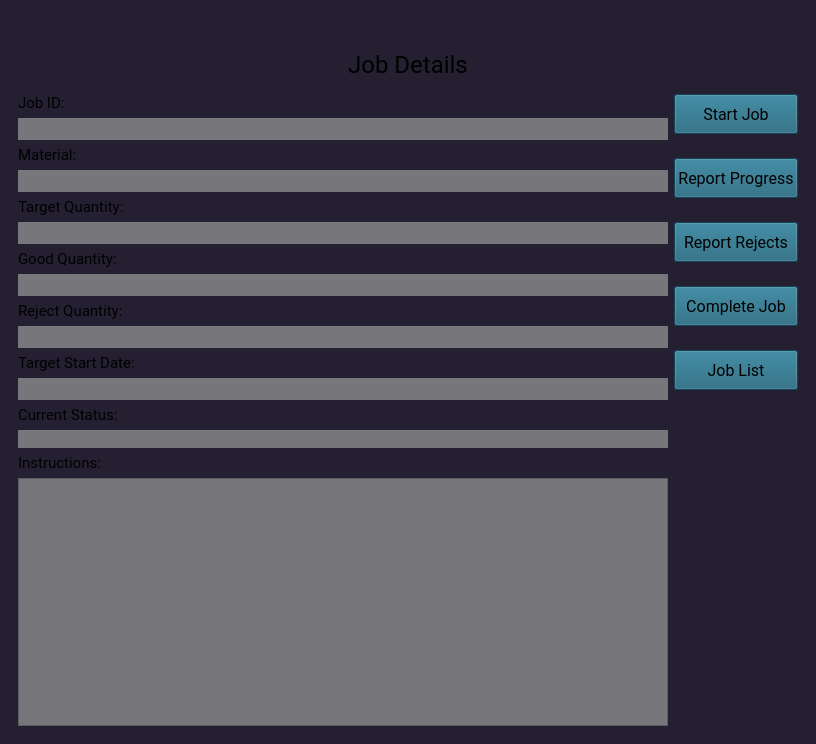
Before: the Qt Designer form src/indusmes/home/home.ui in navneet-indusworks/indusmes, drawn with Qt 5.
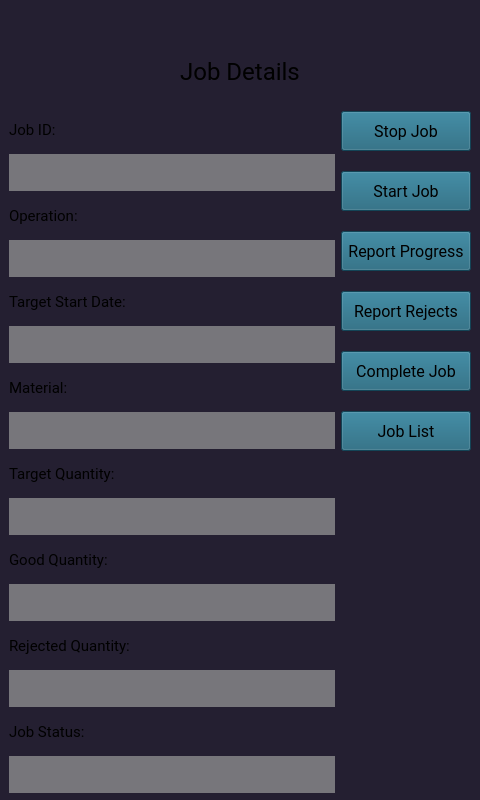
After: the same form once the commit is applied. Icons and pictures are not drawn.

Patch:
```diff
--- a/src/indusmes/home/home.ui
+++ b/src/indusmes/home/home.ui
@@ -9,14 +9,14 @@
    <rect>
     <x>0</x>
     <y>0</y>
-    <width>816</width>
-    <height>744</height>
+    <width>480</width>
+    <height>800</height>
    </rect>
   </property>
   <property name="minimumSize">
    <size>
     <width>480</width>
-    <height>640</height>
+    <height>800</height>
    </size>
   </property>
   <property name="maximumSize">
@@ -516,7 +516,7 @@
    <property name="minimumSize">
     <size>
      <width>480</width>
-     <height>640</height>
+     <height>800</height>
     </size>
    </property>
    <property name="maximumSize">
@@ -686,7 +686,7 @@
       <property name="minimumSize">
        <size>
         <width>480</width>
-        <height>600</height>
+        <height>800</height>
        </size>
       </property>
       <property name="maximumSize">
@@ -721,7 +721,7 @@
        <property name="minimumSize">
         <size>
          <width>480</width>
-         <height>600</height>
+         <height>800</height>
         </size>
        </property>
        <property name="maximumSize">
@@ -1036,8 +1036,8 @@
             <rect>
              <x>0</x>
              <y>0</y>
-             <width>814</width>
-             <height>625</height>
+             <width>478</width>
+             <height>722</height>
             </rect>
            </property>
            <property name="styleSheet">
@@ -1062,6 +1062,21 @@
         </size>
        </property>
        <layout class="QVBoxLayout" name="verticalLayout_5">
+        <property name="spacing">
+         <number>0</number>
+        </property>
+        <property name="leftMargin">
+         <number>0</number>
+        </property>
+        <property name="topMargin">
+         <number>0</number>
+        </property>
+        <property name="rightMargin">
+         <number>0</number>
+        </property>
+        <property name="bottomMargin">
+         <number>20</number>
+        </property>
         <item>
          <widget class="QLabel" name="job_details_label">
           <property name="minimumSize">
@@ -1093,19 +1108,39 @@
         </item>
         <item>
          <widget class="QWidget" name="job_details_area" native="true">
+          <property name="minimumSize">
+           <size>
+            <width>0</width>
+            <height>700</height>
+           </size>
+          </property>
+          <property name="maximumSize">
+           <size>
+            <width>16777215</width>
+            <height>700</height>
+           </size>
+          </property>
           <property name="font">
            <font>
             <pointsize>14</pointsize>
            </font>
           </property>
+          <layout class="QHBoxLayout" name="horizontalLayout_3">
+           <property name="bottomMargin">
+            <number>9</number>
+           </property>
+           <item>
           <layout class="QHBoxLayout" name="horizontalLayout_2">
            <item>
-            <layout class="QVBoxLayout" name="job_info_layout" stretch="0,0,0,0,0,0,0,0,0,0,0,0,0,0,0,1">
-             <property name="leftMargin">
-              <number>0</number>
-             </property>
+              <layout class="QVBoxLayout" name="verticalLayout_6">
              <item>
               <widget class="QLabel" name="job_id_label">
+                 <property name="minimumSize">
+                  <size>
+                   <width>320</width>
+                   <height>30</height>
+                  </size>
+                 </property>
                <property name="font">
                 <font>
                  <family>Roboto</family>
@@ -1121,8 +1156,94 @@
               <widget class="QLabel" name="job_id_text">
                <property name="minimumSize">
                 <size>
-                 <width>0</width>
-                 <height>16</height>
+                   <width>320</width>
+                   <height>30</height>
+                  </size>
+                 </property>
+                 <property name="font">
+                  <font>
+                   <pointsize>14</pointsize>
+                  </font>
+                 </property>
+                 <property name="styleSheet">
+                  <string notr="true">background-color: rgb(119, 118, 123);</string>
+                 </property>
+                 <property name="text">
+                  <string/>
+                 </property>
+                 <property name="margin">
+                  <number>2</number>
+                 </property>
+                </widget>
+               </item>
+               <item>
+                <widget class="QLabel" name="operation_label">
+                 <property name="minimumSize">
+                  <size>
+                   <width>320</width>
+                   <height>0</height>
+                  </size>
+                 </property>
+                 <property name="font">
+                  <font>
+                   <family>Roboto</family>
+                   <pointsize>11</pointsize>
+                  </font>
+                 </property>
+                 <property name="text">
+                  <string>Operation:</string>
+                 </property>
+                </widget>
+               </item>
+               <item>
+                <widget class="QLabel" name="operation_text">
+                 <property name="minimumSize">
+                  <size>
+                   <width>320</width>
+                   <height>30</height>
+                  </size>
+                 </property>
+                 <property name="font">
+                  <font>
+                   <pointsize>14</pointsize>
+                  </font>
+                 </property>
+                 <property name="styleSheet">
+                  <string notr="true">background-color: rgb(119, 118, 123);</string>
+                 </property>
+                 <property name="text">
+                  <string/>
+                 </property>
+                 <property name="margin">
+                  <number>2</number>
+                 </property>
+                </widget>
+               </item>
+               <item>
+                <widget class="QLabel" name="date_label">
+                 <property name="minimumSize">
+                  <size>
+                   <width>320</width>
+                   <height>30</height>
+                  </size>
+                 </property>
+                 <property name="font">
+                  <font>
+                   <family>Roboto</family>
+                   <pointsize>11</pointsize>
+                  </font>
+                 </property>
+                 <property name="text">
+                  <string>Target Start Date:</string>
+                 </property>
+                </widget>
+               </item>
+               <item>
+                <widget class="QLabel" name="date_text">
+                 <property name="minimumSize">
+                  <size>
+                   <width>320</width>
+                   <height>30</height>
                 </size>
                </property>
                <property name="font">
@@ -1143,6 +1264,12 @@
              </item>
              <item>
               <widget class="QLabel" name="material_label">
+                 <property name="minimumSize">
+                  <size>
+                   <width>320</width>
+                   <height>30</height>
+                  </size>
+                 </property>
                <property name="font">
                 <font>
                  <family>Roboto</family>
@@ -1158,8 +1285,8 @@
               <widget class="QLabel" name="material_text">
                <property name="minimumSize">
                 <size>
-                 <width>0</width>
-                 <height>16</height>
+                   <width>320</width>
+                   <height>30</height>
                 </size>
                </property>
                <property name="font">
@@ -1180,6 +1307,12 @@
              </item>
              <item>
               <widget class="QLabel" name="quantity_label">
+                 <property name="minimumSize">
+                  <size>
+                   <width>320</width>
+                   <height>30</height>
+                  </size>
+                 </property>
                <property name="font">
                 <font>
                  <family>Roboto</family>
@@ -1195,8 +1328,8 @@
               <widget class="QLabel" name="quantity_text">
                <property name="minimumSize">
                 <size>
-                 <width>0</width>
-                 <height>16</height>
+                   <width>320</width>
+                   <height>30</height>
                 </size>
                </property>
                <property name="font">
@@ -1217,6 +1350,12 @@
              </item>
              <item>
               <widget class="QLabel" name="good_quantity_label">
+                 <property name="minimumSize">
+                  <size>
+                   <width>320</width>
+                   <height>30</height>
+                  </size>
+                 </property>
                <property name="font">
                 <font>
                  <family>Roboto</family>
@@ -1232,8 +1371,8 @@
               <widget class="QLabel" name="good_quantity_text">
                <property name="minimumSize">
                 <size>
-                 <width>0</width>
-                 <height>16</height>
+                   <width>320</width>
+                   <height>30</height>
                 </size>
                </property>
                <property name="font">
@@ -1254,6 +1393,12 @@
              </item>
              <item>
               <widget class="QLabel" name="reject_quantity_label">
+                 <property name="minimumSize">
+                  <size>
+                   <width>320</width>
+                   <height>30</height>
+                  </size>
+                 </property>
                <property name="font">
                 <font>
                  <family>Roboto</family>
@@ -1261,7 +1406,7 @@
                 </font>
                </property>
                <property name="text">
-                <string>Reject Quantity:</string>
+                  <string>Rejected Quantity:</string>
                </property>
               </widget>
              </item>
@@ -1269,45 +1414,8 @@
               <widget class="QLabel" name="reject_quantity_text">
                <property name="minimumSize">
                 <size>
-                 <width>0</width>
-                 <height>16</height>
-                </size>
-               </property>
-               <property name="font">
-                <font>
-                 <pointsize>14</pointsize>
-                </font>
-               </property>
-               <property name="styleSheet">
-                <string notr="true">background-color: rgb(119, 118, 123);</string>
-               </property>
-               <property name="text">
-                <string/>
-               </property>
-               <property name="margin">
-                <number>2</number>
-               </property>
-              </widget>
-             </item>
-             <item>
-              <widget class="QLabel" name="date_label">
-               <property name="font">
-                <font>
-                 <family>Roboto</family>
-                 <pointsize>11</pointsize>
-                </font>
-               </property>
-               <property name="text">
-                <string>Target Start Date:</string>
-               </property>
-              </widget>
-             </item>
-             <item>
-              <widget class="QLabel" name="date_text">
-               <property name="minimumSize">
-                <size>
-                 <width>0</width>
-                 <height>16</height>
+                   <width>320</width>
+                   <height>30</height>
                 </size>
                </property>
                <property name="font">
@@ -1328,6 +1436,12 @@
              </item>
              <item>
               <widget class="QLabel" name="status_label">
+                 <property name="minimumSize">
+                  <size>
+                   <width>320</width>
+                   <height>30</height>
+                  </size>
+                 </property>
                <property name="font">
                 <font>
                  <family>Roboto</family>
@@ -1335,7 +1449,7 @@
                 </font>
                </property>
                <property name="text">
-                <string>Current Status:</string>
+                  <string>Job Status:</string>
                </property>
               </widget>
              </item>
@@ -1343,8 +1457,8 @@
               <widget class="QLabel" name="status_text">
                <property name="minimumSize">
                 <size>
-                 <width>0</width>
-                 <height>16</height>
+                   <width>320</width>
+                   <height>30</height>
                 </size>
                </property>
                <property name="font">
@@ -1359,58 +1473,56 @@
                 <string/>
                </property>
                <property name="margin">
-                <number>2</number>
-               </property>
-              </widget>
-             </item>
-             <item>
-              <widget class="QLabel" name="instructions_label">
-               <property name="font">
-                <font>
-                 <family>Roboto</family>
-                 <pointsize>11</pointsize>
-                </font>
-               </property>
-               <property name="text">
-                <string>Instructions:</string>
-               </property>
-              </widget>
-             </item>
-             <item>
-              <widget class="QTextBrowser" name="instruction_text">
-               <property name="font">
-                <font>
-                 <family>Roboto</family>
-                 <pointsize>12</pointsize>
-                </font>
-               </property>
-               <property name="styleSheet">
-                <string notr="true">background-color: rgb(119, 118, 123);</string>
-               </property>
-               <property name="html">
-                <string>&lt;!DOCTYPE HTML PUBLIC &quot;-//W3C//DTD HTML 4.0//EN&quot; &quot;http://www.w3.org/TR/REC-html40/strict.dtd&quot;&gt;
-&lt;html&gt;&lt;head&gt;&lt;meta name=&quot;qrichtext&quot; content=&quot;1&quot; /&gt;&lt;meta charset=&quot;utf-8&quot; /&gt;&lt;style type=&quot;text/css&quot;&gt;
-p, li { white-space: pre-wrap; }
-hr { height: 1px; border-width: 0; }
-li.unchecked::marker { content: &quot;\2610&quot;; }
-li.checked::marker { content: &quot;\2612&quot;; }
-&lt;/style&gt;&lt;/head&gt;&lt;body style=&quot; font-family:'Roboto'; font-size:12pt; font-weight:400; font-style:normal;&quot;&gt;
-&lt;p style=&quot;-qt-paragraph-type:empty; margin-top:0px; margin-bottom:0px; margin-left:0px; margin-right:0px; -qt-block-indent:0; text-indent:0px;&quot;&gt;&lt;br /&gt;&lt;/p&gt;&lt;/body&gt;&lt;/html&gt;</string>
+                  <number>0</number>
                </property>
               </widget>
              </item>
             </layout>
            </item>
            <item>
-            <layout class="QVBoxLayout" name="job_actions_layout">
+              <layout class="QVBoxLayout" name="button_section">
              <property name="spacing">
-              <number>24</number>
-             </property>
+                <number>20</number>
+               </property>
+               <item>
+                <widget class="QPushButton" name="stop_job_btn">
+                 <property name="minimumSize">
+                  <size>
+                   <width>130</width>
+                   <height>40</height>
+                  </size>
+                 </property>
+                 <property name="maximumSize">
+                  <size>
+                   <width>130</width>
+                   <height>40</height>
+                  </size>
+                 </property>
+                 <property name="font">
+                  <font>
+                   <family>Roboto</family>
+                   <pointsize>12</pointsize>
+                  </font>
+                 </property>
+                 <property name="styleSheet">
+                  <string notr="true">background-color: rgb(26, 95, 120);</string>
+                 </property>
+                 <property name="text">
+                  <string>Stop Job</string>
+                 </property>
+                </widget>
+               </item>
              <item>
               <widget class="QPushButton" name="start_job_btn">
                <property name="minimumSize">
                 <size>
-                 <width>0</width>
+                   <width>130</width>
+                   <height>40</height>
+                  </size>
+                 </property>
+                 <property name="maximumSize">
+                  <size>
+                   <width>130</width>
                  <height>40</height>
                 </size>
                </property>
@@ -1432,7 +1544,13 @@
               <widget class="QPushButton" name="progress_btn">
                <property name="minimumSize">
                 <size>
-                 <width>0</width>
+                   <width>130</width>
+                   <height>40</height>
+                  </size>
+                 </property>
+                 <property name="maximumSize">
+                  <size>
+                   <width>130</width>
                  <height>40</height>
                 </size>
                </property>
@@ -1454,7 +1572,13 @@
               <widget class="QPushButton" name="rejects_btn">
                <property name="minimumSize">
                 <size>
-                 <width>0</width>
+                   <width>130</width>
+                   <height>40</height>
+                  </size>
+                 </property>
+                 <property name="maximumSize">
+                  <size>
+                   <width>130</width>
                  <height>40</height>
                 </size>
                </property>
@@ -1476,7 +1600,13 @@
               <widget class="QPushButton" name="complete_job_btn">
                <property name="minimumSize">
                 <size>
-                 <width>0</width>
+                   <width>130</width>
+                   <height>40</height>
+                  </size>
+                 </property>
+                 <property name="maximumSize">
+                  <size>
+                   <width>130</width>
                  <height>40</height>
                 </size>
                </property>
@@ -1504,7 +1634,13 @@
               <widget class="QPushButton" name="job_list_btn">
                <property name="minimumSize">
                 <size>
-                 <width>0</width>
+                   <width>130</width>
+                   <height>40</height>
+                  </size>
+                 </property>
+                 <property name="maximumSize">
+                  <size>
+                   <width>130</width>
                  <height>40</height>
                 </size>
                </property>
@@ -1534,6 +1670,8 @@
                 </size>
                </property>
               </spacer>
+               </item>
+              </layout>
              </item>
             </layout>
            </item>
```
Lines whose indentation alone changed are shown as unchanged.
